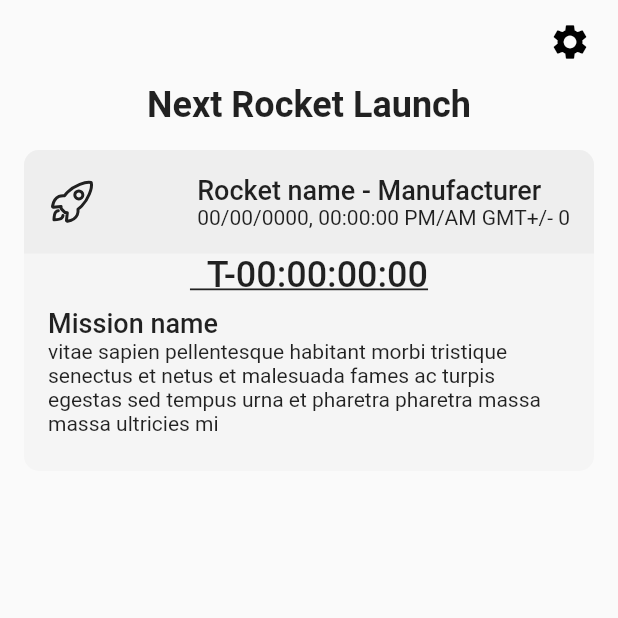
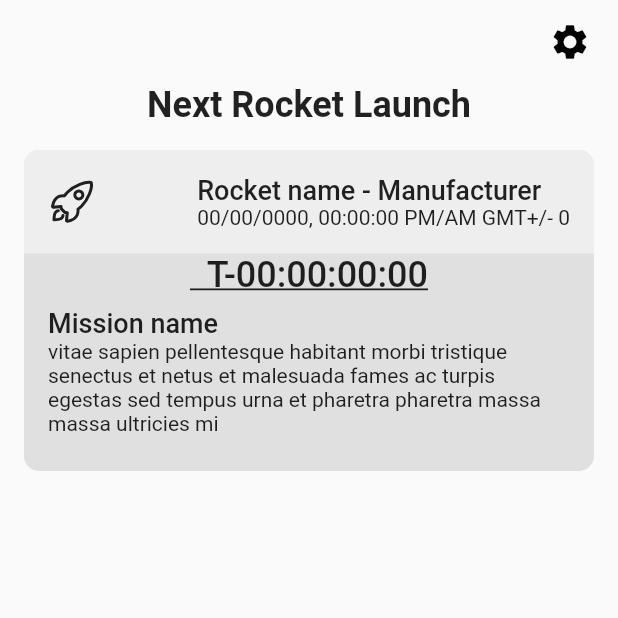
Before and after one commit to PatoGordo/RocketLaunches-App, a Flutter app: the screen it shows after launch, on a phone screen of 412 x 824 dp, the top half of it. Run offline on Flutter 3.47's test engine with Material 2 defaults, Android fonts, the phone set to English and light mode, and no system bars; our stand-ins replace ionicons.

```diff
--- a/lib/widgets/cards/rocket_launch_card.dart
+++ b/lib/widgets/cards/rocket_launch_card.dart
@@ -21,7 +21,7 @@ class RocketLaunchCard extends StatelessWidget {
     return Container(
       decoration: BoxDecoration(
         borderRadius: BorderRadius.circular(10),
-        color: Colors.grey[100],
+        color: Colors.grey[300],
       ),
       width: double.infinity,
       margin: EdgeInsets.symmetric(horizontal: 16),
```
Also changed, not shown: 1 other file.
